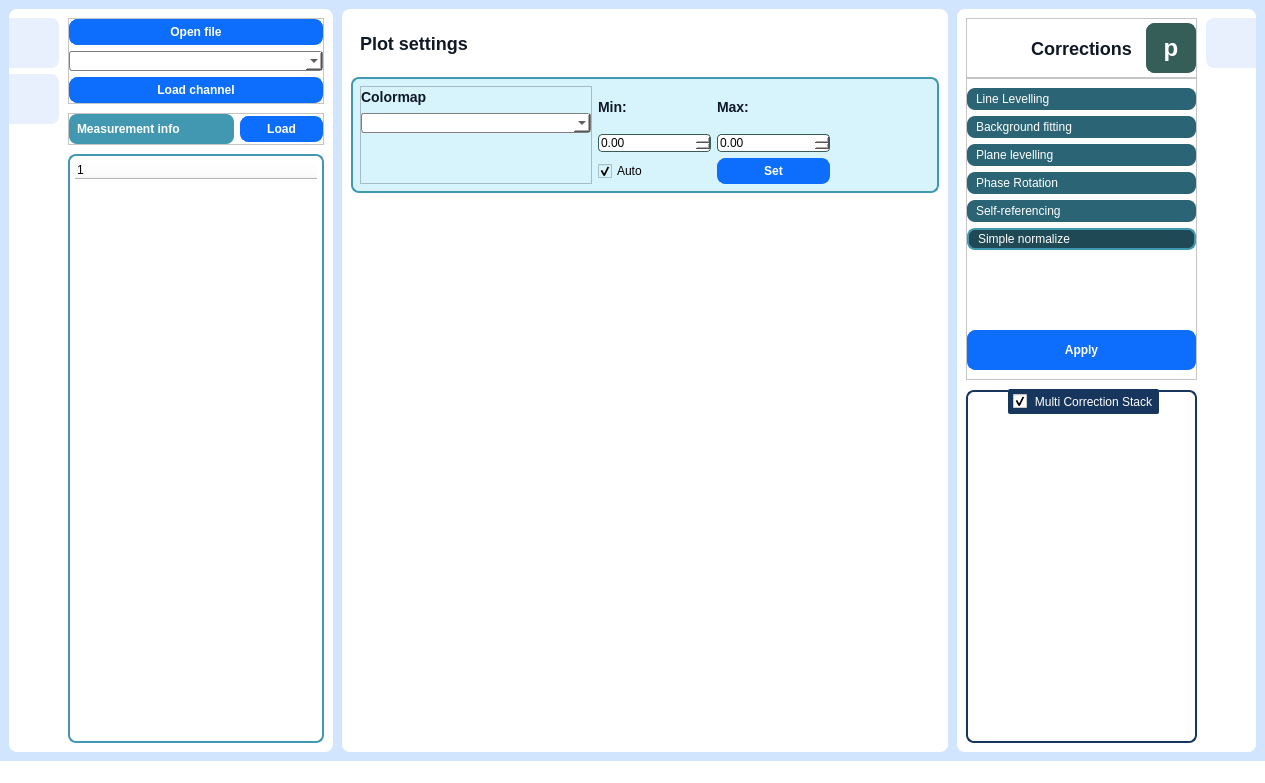
Qt form App/HyperImager.ui (ngergihun/NeaReader) before a commit.
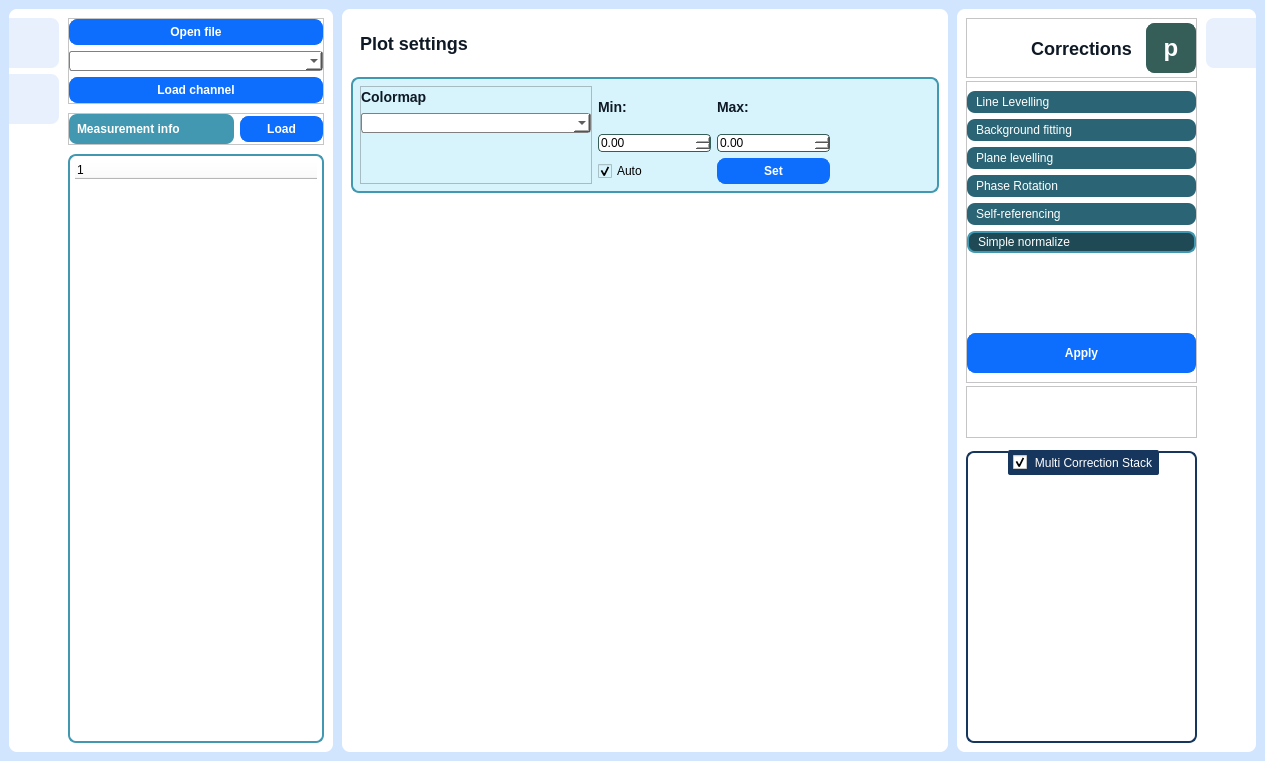
The same form after that commit. The open tabs and pages were chosen to show the change. Icons and pictures are not drawn. Custom widgets are drawn as their Qt base class.

Commit message: NeaInterferogram class added with IFG processing

Patch:
```diff
--- a/App/HyperImager.ui
+++ b/App/HyperImager.ui
@@ -1002,7 +1002,7 @@
          <widget class="QWidget" name="RightMenuStackPage1">
           <layout class="QVBoxLayout" name="verticalLayout_6">
            <property name="spacing">
-            <number>0</number>
+            <number>3</number>
            </property>
            <property name="leftMargin">
             <number>9</number>
@@ -1127,6 +1127,9 @@
               <enum>QFrame::Raised</enum>
              </property>
              <layout class="QVBoxLayout" name="verticalLayout_4">
+              <property name="spacing">
+               <number>6</number>
+              </property>
               <property name="leftMargin">
                <number>0</number>
               </property>
@@ -1556,6 +1559,96 @@
              </layout>
             </widget>
            </item>
+           <item>
+            <widget class="QFrame" name="toolsFrame">
+             <property name="styleSheet">
+              <string notr="true">QPushButton {
+  background-color: #fff;
+  border-radius: 8px;
+  border-style:
+    solid;
+  border-width:
+    0px;
+  border-color: #2a5cc4;
+  padding: 5px 5px;
+}
+
+QPushButton:hover {
+ background-color: #e8eaed;
+ border-color: #eceff7;
+}
+
+QPushButton::pressed {
+  background-color: #e8f0fe;
+}</string>
+             </property>
+             <property name="frameShape">
+              <enum>QFrame::StyledPanel</enum>
+             </property>
+             <property name="frameShadow">
+              <enum>QFrame::Raised</enum>
+             </property>
+             <layout class="QHBoxLayout" name="horizontalLayout_16">
+              <property name="spacing">
+               <number>6</number>
+              </property>
+              <property name="leftMargin">
+               <number>0</number>
+              </property>
+              <property name="topMargin">
+               <number>0</number>
+              </property>
+              <property name="rightMargin">
+               <number>0</number>
+              </property>
+              <property name="bottomMargin">
+               <number>0</number>
+              </property>
+              <item>
+               <widget class="QPushButton" name="cutButton">
+                <property name="minimumSize">
+                 <size>
+                  <width>50</width>
+                  <height>50</height>
+                 </size>
+                </property>
+                <property name="maximumSize">
+                 <size>
+                  <width>50</width>
+                  <height>50</height>
+                 </size>
+                </property>
+                <property name="text">
+                 <string/>
+                </property>
+                <property name="icon">
+                 <iconset resource="main_icons.qrc">
+                  <normaloff>:/leftmenu_icons/icons/cut_blue.svg</normaloff>:/leftmenu_icons/icons/cut_blue.svg</iconset>
+                </property>
+                <property name="iconSize">
+                 <size>
+                  <width>26</width>
+                  <height>26</height>
+                 </size>
+                </property>
+               </widget>
+              </item>
+              <item>
+               <spacer name="horizontalSpacer_3">
+                <property name="orientation">
+                 <enum>Qt::Horizontal</enum>
+                </property>
+                <property name="sizeHint" stdset="0">
+                 <size>
+                  <width>40</width>
+                  <height>20</height>
+                 </size>
+                </property>
+               </spacer>
+              </item>
+             </layout>
+            </widget>
+           </item>
            <item>
             <widget class="QGroupBox" name="CorrectionStackBox">
              <property name="sizePolicy">
```
Left out of the diff: 2 changed lines with no effect on the pictures. The commit also changes 21 other files.
